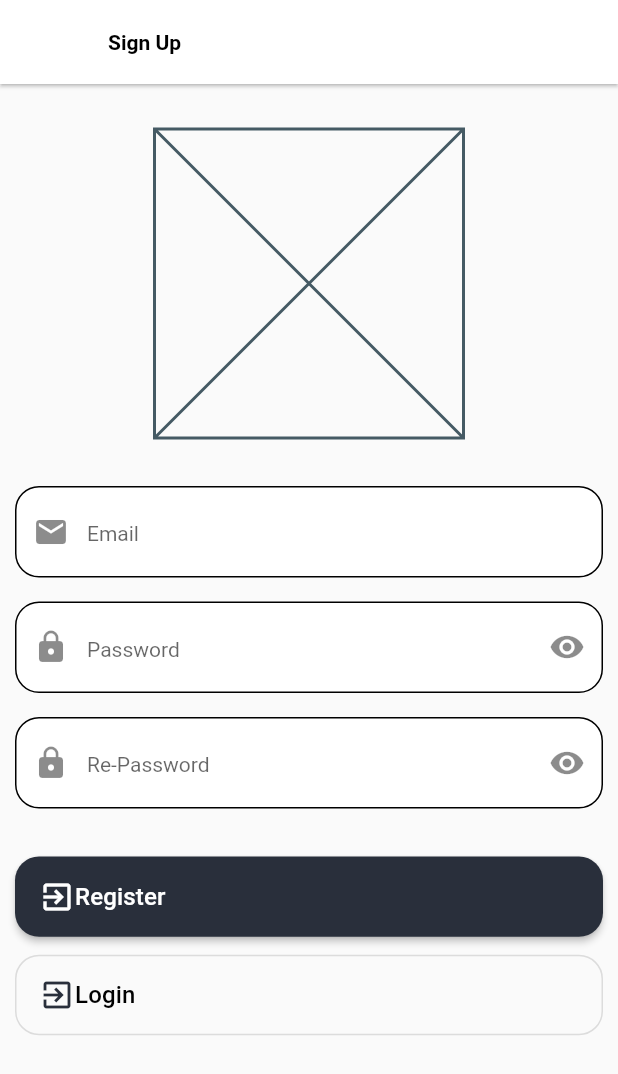
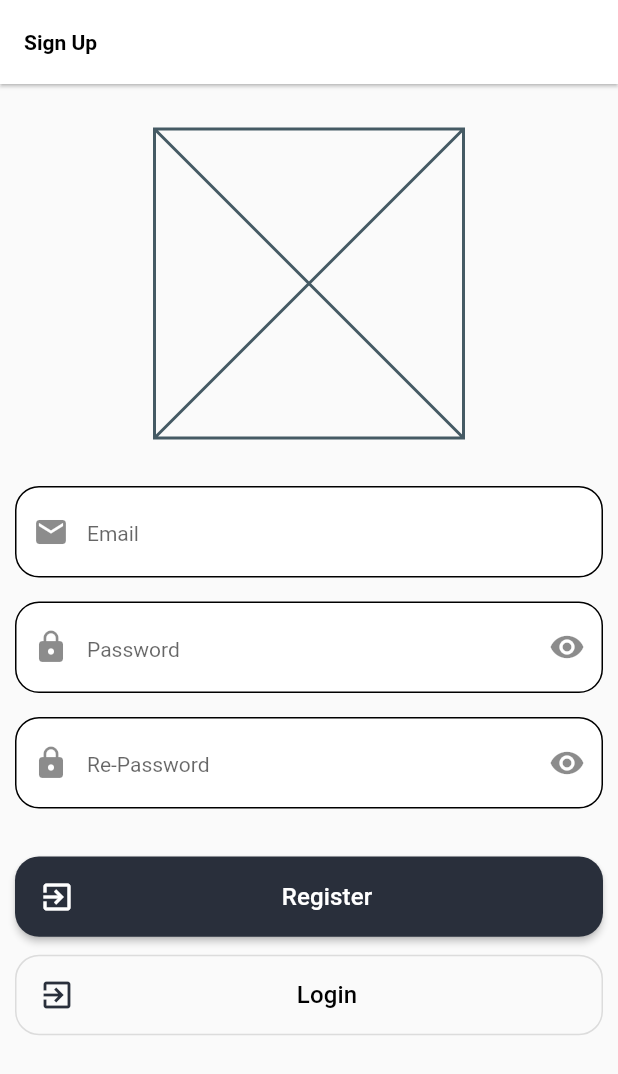
Before and after one commit to BerkeAytas/internative, a Flutter app: the screen it shows after launch, after a tap on "Register", on a phone screen of 412 x 824 dp. Shown: the top 1074 px of the screen. Run offline on Flutter 3.47's test engine with Material 2 defaults, Android fonts, the phone set to English and light mode, and no system bars; our stand-ins replace persistent_bottom_nav_bar_v2, shared_preferences; network calls fail.

```diff
--- a/lib/view/authenticate/login.dart
+++ b/lib/view/authenticate/login.dart
@@ -15,6 +15,7 @@ class Login extends StatefulWidget {
 }
 
 class _LoginState extends BaseState<Login> {
+  String appBarText = "Login";
   String explanationText = "Giriş Yapmak İçin Tc Kimlik Numarınızı\n ve Cep Telefonu Numarınızı Giriniz";
   String loginbtnText = "Login";
   String registerbtnText = "Register";
@@ -27,7 +28,8 @@ class _LoginState extends BaseState<Login> {
   Widget build(BuildContext context) {
     return Scaffold(
       appBar: AppBar(
-        title: const Text("Login"),
+        automaticallyImplyLeading: false,
+        title: Text(appBarText),
       ),
       body: Form(
         key: _formKey,
@@ -37,17 +39,11 @@ class _LoginState extends BaseState<Login> {
             child: Column(
               crossAxisAlignment: CrossAxisAlignment.center,
               children: [
-                Padding(
-                  padding: const EdgeInsets.only(bottom: 32),
-                  child: SizedBox.square(
-                    dimension: dynamicWidth(0.5),
-                    child: const Placeholder(),
-                  ),
-                ),
-                methodInput(email, "Email", Icons.mail, null),
+                logoMethod(),
+                methodInput(email, "Email", Icons.mail, null, false),
                 Padding(
                   padding: const EdgeInsets.only(top: 16),
-                  child: methodInput(password, "Password", Icons.lock, Icons.remove_red_eye),
+                  child: methodInput(password, "Password", Icons.lock, Icons.remove_red_eye, true),
                 ),
                 Padding(
                   padding: const EdgeInsets.only(top: 32, bottom: 12),
@@ -58,25 +54,12 @@ class _LoginState extends BaseState<Login> {
                       context,
                       loginbtnText,
                       () async {
-                        /*pushNewScreen(
-                          context,
-                          screen: CustomWidgetExample(
-                            menuScreenContext: context,
-                          ),
-                        );*/
                         Api api = Api();
                         var result = await api.login({
                           "Email": email.text,
                           "Password": password.text,
                         });
-                        /*if (_formKey.currentState!.validate()) {
-                          bool result = await Api().login(
-                            email.text,
-                            password.text,
-                          );
-                          if (result) {
-                            print("Giriş Yapıldı");
-                            _formKey.currentState!.reset(); //Login olduktan sonra state sıfırlamak için kullanılıyor.
+                        if (result == true) {
                           pushNewScreen(
                             context,
                             screen: CustomWidgetExample(
@@ -84,15 +67,29 @@ class _LoginState extends BaseState<Login> {
                             ),
                           );
                         } else {
-                            print("Giriş başarısız");
+                          AlertDialog(
+                            actions: [
+                              Column(
+                                children: [Text("Email veya Şifreniz Hatalıdır.")],
+                              ),
+                            ],
+                          );
                         }
-                        }*/
-                        //Navigator.push(context, MaterialPageRoute(builder: (context) => const BottomBar()));
                       },
                     ),
                   ),
                 ),
-                SizedBox(
+                registerPageBtnMethod(context),
+              ],
+            ),
+          ),
+        ),
+      ),
+    );
+  }
+
+  SizedBox registerPageBtnMethod(BuildContext context) {
+    return SizedBox(
       width: double.infinity,
       height: dynamicHeight(0.065),
       child: OutlinedButtonDesign(
@@ -102,17 +99,22 @@ class _LoginState extends BaseState<Login> {
           Navigator.push(context, MaterialPageRoute(builder: (context) => const Register()));
         },
       ),
-                ),
-              ],
-            ),
-          ),
-        ),
+    );
+  }
+
+  Padding logoMethod() {
+    return Padding(
+      padding: const EdgeInsets.only(bottom: 32),
+      child: SizedBox.square(
+        dimension: dynamicWidth(0.5),
+        child: const Placeholder(),
       ),
     );
   }
 
-  Widget methodInput(cont, hintTxt, icon, suffixIcon) {
+  Widget methodInput(cont, hintTxt, icon, suffixIcon, pass) {
     return TextFormField(
+      obscureText: pass,
       decoration: InputDecoration(
         prefixIcon: Icon(icon),
         suffixIcon: Icon(suffixIcon),
--- a/lib/view/authenticate/register.dart
+++ b/lib/view/authenticate/register.dart
@@ -1,7 +1,11 @@
 import 'package:flutter/material.dart';
 import 'package:internative/core/base/base_state.dart';
-import 'package:internative/core/shared/costum_shared.dart';
-import 'package:internative/view/homepage/homepage.dart';
+import 'package:internative/core/component/custom-widget-tabs.widget.dart';
+import 'package:internative/core/component/elevated_button.dart';
+import 'package:internative/core/component/outlined_button.dart';
+import 'package:internative/core/services/login_api.dart';
+import 'package:internative/view/authenticate/login.dart';
+import 'package:persistent_bottom_nav_bar_v2/persistent-tab-view.dart';
 
 class Register extends StatefulWidget {
   const Register({Key? key}) : super(key: key);
@@ -11,6 +15,7 @@ class Register extends StatefulWidget {
 }
 
 class _RegisterState extends BaseState<Register> {
+  String appBarText = "Sign Up";
   String loginbtnText = "Login";
   String registerbtnText = "Register";
 
@@ -22,75 +27,87 @@ class _RegisterState extends BaseState<Register> {
   Widget build(BuildContext context) {
     return Scaffold(
       appBar: AppBar(
-        title: const Text("Sign Up"),
+        automaticallyImplyLeading: false,
+        title: Text(appBarText),
       ),
       body: Padding(
         padding: const EdgeInsets.symmetric(horizontal: 10, vertical: 30),
         child: Column(
           children: [
-            Padding(
-              padding: const EdgeInsets.only(bottom: 32),
-              child: SizedBox.square(
-                dimension: dynamicWidth(0.5),
-                child: const Placeholder(),
-              ),
-            ),
-            methodInput(email, "Email", Icons.mail, null),
+            logoMethod(),
+            methodInput(email, "Email", Icons.mail, null, false),
             Padding(
               padding: const EdgeInsets.only(top: 16),
-              child: methodInput(password, "Password", Icons.lock, Icons.remove_red_eye),
+              child: methodInput(password, "Password", Icons.lock, Icons.remove_red_eye, false),
             ),
             Padding(
               padding: const EdgeInsets.only(top: 16),
-              child: methodInput(rePassword, "Re-Password", Icons.lock, Icons.remove_red_eye),
+              child: methodInput(rePassword, "Re-Password", Icons.lock, Icons.remove_red_eye, false),
             ),
             Padding(
               padding: const EdgeInsets.only(top: 32, bottom: 12),
               child: SizedBox(
                 width: double.infinity,
                 height: dynamicHeight(0.065),
-                child: ElevatedButton(
-                  onPressed: () {
-                    Navigator.push(context, MaterialPageRoute(builder: (context) => const HomePage()));
+                child: ElevatedButtonDesign(
+                  context,
+                  registerbtnText,
+                  () async {
+                    Api api = Api();
+                    var result = await api.signUp({
+                      "Email": email.text,
+                      "Password": password.text,
+                      "PasswordRetry": rePassword.text,
+                    });
+                    if (result == true) {
+                      pushNewScreen(
+                        context,
+                        screen: CustomWidgetExample(
+                          menuScreenContext: context,
+                        ),
+                      );
+                    } else {
+                      // buraya bar çıkacak
+                      print("hatta");
+                    }
                   },
-                  child: Row(
-                    children: [
-                      const Icon(Icons.exit_to_app),
-                      Text(
-                        registerbtnText,
-                        style: themeData.textTheme.subtitle2?.copyWith(color: whiteColor),
-                      ),
-                    ],
-                  ),
                 ),
               ),
             ),
-            SizedBox(
-              width: double.infinity,
-              height: dynamicHeight(0.065),
-              child: OutlinedButton(
-                onPressed: () {
-                  Navigator.push(context, MaterialPageRoute(builder: (context) => const Register()));
-                },
-                child: Row(
-                  children: [
-                    const Icon(Icons.exit_to_app),
-                    Text(
-                      loginbtnText,
-                      style: themeData.textTheme.subtitle2!,
-                    ),
-                  ],
-                ),
-              ),
-            ),
+            loginBtnMethod(context),
           ],
         ),
       ),
     );
   }
 
-  Widget methodInput(cont, hintTxt, icon, suffixIcon) {
+  SizedBox loginBtnMethod(BuildContext context) {
+    return SizedBox(
+      width: double.infinity,
+      height: dynamicHeight(0.065),
+      child: OutlinedButtonDesign(
+        context,
+        loginbtnText,
+        () {
+          Navigator.push(context, MaterialPageRoute(builder: (context) => const Login()));
+        },
+      ),
+    );
+  }
+
+  Padding logoMethod() {
+    return Padding(
+      padding: const EdgeInsets.only(bottom: 32),
+      child: SizedBox.square(
+        dimension: dynamicWidth(0.5),
+        child: const Placeholder(),
+      ),
+    );
+  }
+
+  Widget methodInput(cont, hintTxt, icon, suffixIcon, pass) {
     return TextFormField(
+      obscureText: pass,
       decoration: InputDecoration(
         prefixIcon: Icon(icon),
         suffixIcon: Icon(suffixIcon),
--- a/pubspec.yaml
+++ b/pubspec.yaml
@@ -35,6 +35,8 @@ dependencies:
   cupertino_icons: ^1.0.2
   persistent_bottom_nav_bar_v2: ^4.1.2
   http: ^0.13.4
+  shared_preferences: ^2.0.12
+  provider: ^6.0.2
 
 dev_dependencies:
   flutter_test:
```
Also changed, not shown: lib/core/services/homepage_api.dart (added, +50 -0 lines), lib/core/services/login_api.dart (+21 -21 lines), lib/main.dart (+0 -16 lines), lib/view/favorites/favorites_view.dart (+8 -3 lines), lib/view/homepage/homepage.dart (+99 -38 lines), lib/view/profile/profile_view.dart (+39 -19 lines), pubspec.lock, 6 other files. Lines whose indentation alone changed are shown as unchanged.
